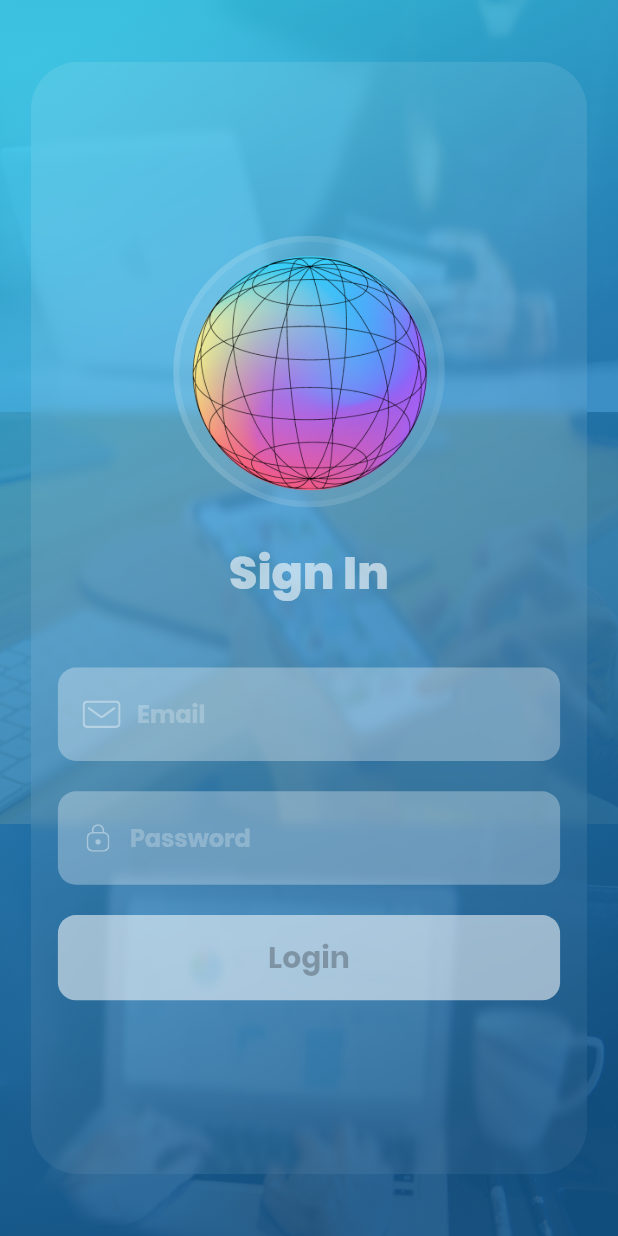
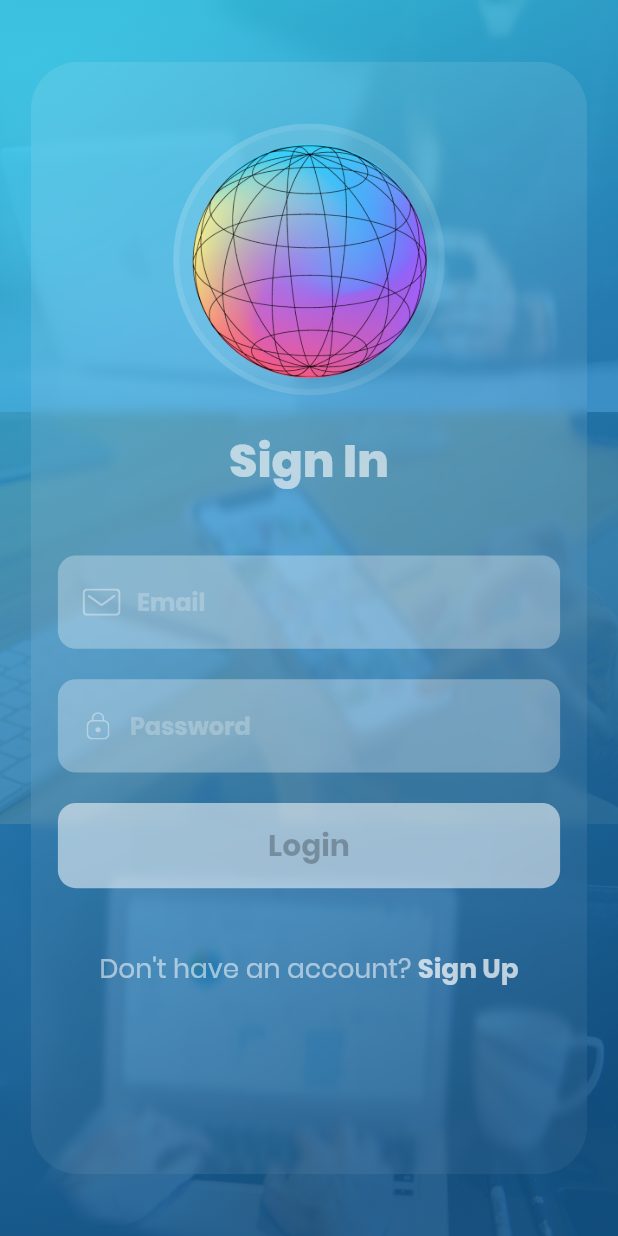
Before and after one commit to vickycxc/ordero, a Flutter app: the screen it shows after launch, swiped to page 4, on a phone screen of 412 x 824 dp. Run offline on Flutter 3.47's test engine with Material 2 defaults, Android fonts, the phone set to English and light mode, and no system bars; drawn by our look-alikes of glassmorphism; our stand-ins replace cloud_firestore, dio, firebase_auth, firebase_core, fl_chart, flutter_svg and 2 more; missing offline and left inert: clipboard, flutter_polyline_points, google_map_location_picker, receive_sharing_intent; accounts and stored records are empty; project files that could hold a hidden picture were left out.

Commit message:
login card done

```diff
--- a/lib/components/no_account_text.dart
+++ b/lib/components/no_account_text.dart
@@ -16,16 +16,18 @@ class NoAccountText extends StatelessWidget {
       children: [
         Text(
           "Don't have an account? ",
-          style: TextStyle(fontSize: getProportionateScreenWidth(16)),
+          style: TextStyle(fontSize: getProportionateScreenWidth(16),fontFamily: 'Poppins',color: Colors.white54),
         ),
         GestureDetector(
           onTap: () {
-            Navigator.popAndPushNamed(context, SignUpScreen.routeName);
+            Navigator.push(context, MaterialPageRoute(builder: (context) => SignUpScreen()));
           },
           child: Text(
             "Sign Up",
             style: TextStyle(fontSize: getProportionateScreenWidth(16),
-                color: kPrimaryColor),
+                color: Colors.white70,
+            fontWeight: FontWeight.bold,
+            fontFamily: 'Poppins'),
           ),
         ),
       ],
--- a/lib/screens/sign_in/components/body.dart
+++ b/lib/screens/sign_in/components/body.dart
@@ -34,7 +34,7 @@ class Body extends StatelessWidget {
                   textAlign: TextAlign.center,
                 ),
                 SizedBox(height: SizeConfig.screenHeight * 0.08,),
-                SignForm(outlineInputBorder: outlineInputBorder(),),
+                SignForm(),
                 SizedBox(height: SizeConfig.screenHeight * 0.04,),
                 Row(
                   mainAxisAlignment: MainAxisAlignment.center,
--- a/lib/screens/sign_in/components/new_body.dart
+++ b/lib/screens/sign_in/components/new_body.dart
@@ -1,3 +1,4 @@
+import 'package:fiksii/components/no_account_text.dart';
 import 'package:fiksii/constants.dart';
 import 'package:fiksii/screens/sign_in/components/sign_form.dart';
 import 'package:flutter/material.dart';
@@ -10,28 +11,27 @@ class NewBody extends StatelessWidget {
 
   @override
   Widget build(BuildContext context) {
-    OutlineInputBorder outlineInputBorder = OutlineInputBorder(
-      borderRadius: BorderRadius.circular(12),
-      borderSide: BorderSide(color: Colors.transparent),
-      gapPadding: 10,
-    );
 
     return Container(
       color: kPrimaryColor,
       child: SafeArea(
-        child: SingleChildScrollView(
         child: SizedBox(
           height: SizeConfig.safeScreenHeight,
           width: SizeConfig.screenWidth,
           child: Stack(
             children: [
-                Image.asset(
+              SingleChildScrollView(
+                child: Image.asset(
                   'assets/splash/login.jpg',
                   fit: BoxFit.cover,
                   height: SizeConfig.safeScreenHeight,
                   width: SizeConfig.screenWidth,
                 ),
-                Container(
+              ),
+              SingleChildScrollView(
+                child: Container(
+                height: SizeConfig.safeScreenHeight,
+                width: SizeConfig.screenWidth,
                   decoration: BoxDecoration(
                       gradient: LinearGradient(
                           begin: Alignment.bottomRight,
@@ -47,10 +47,14 @@ class NewBody extends StatelessWidget {
                         0.95
                       ])),
                 ),
+              ),
               Center(
+                child: SingleChildScrollView(
+                  child: Padding(
+                    padding: EdgeInsets.symmetric(horizontal: SizeConfig.screenWidth * 0.05, vertical: SizeConfig.safeScreenHeight * 0.05),
                     child: GlassmorphicContainer(
                       width: SizeConfig.screenWidth * 0.9,
-                    height: SizeConfig.screenHeight * 0.9,
+                      height: SizeConfig.safeScreenHeight * 0.9,
                       borderRadius: 32,
                       border: 4,
                       blur: 2,
@@ -75,7 +79,53 @@ class NewBody extends StatelessWidget {
                       child: Padding(
                             padding: EdgeInsets.symmetric(horizontal: 18),
                             // width: SizeConfig.screenWidth * 0.8,
-                          child: SignForm(outlineInputBorder: outlineInputBorder),
+                            child: Column(
+                              mainAxisAlignment: MainAxisAlignment.center,
+                              children: [
+                                Spacer(),
+                                GlassmorphicContainer(
+                                  height: getProportionateScreenWidth(SizeConfig.screenWidth * 0.4),
+                                  width: getProportionateScreenWidth(SizeConfig.screenWidth * 0.4),
+                                  // padding: EdgeInsets.all(8),
+                                  borderGradient: LinearGradient(colors: [
+                                    Colors.white.withOpacity(0.1),
+                                    Colors.white.withOpacity(0.05),
+                                  ]),
+                                  blur: 2,
+                                  border: 4,
+                                  borderRadius: 200,
+                                  linearGradient: LinearGradient(colors: [
+                                    Colors.white.withOpacity(0.1),
+                                    Colors.white.withOpacity(0.05),
+                                  ],
+                                      stops: [0.5, 0.9],
+                                      begin: Alignment.topLeft,
+                                      end: Alignment.bottomRight),
+                                  child: Padding(
+                                    padding: const EdgeInsets.all(4.0),
+                                    child: Image.asset('assets/logo/ordero_logo_transparent.png'),
+                                  ),
+                                ),
+                                SizedBox(
+                                  height: getProportionateScreenHeight(20),
+                                ),
+                                Text('Sign In',style: TextStyle(
+                                    fontFamily: 'Poppins',
+                                    fontWeight: FontWeight.w800,
+                                    fontSize: getProportionateScreenWidth(28),
+                                    color: Colors.white.withOpacity(0.6)),),
+                                SizedBox(
+                                  height: getProportionateScreenHeight(40),
+                                ),
+                                SignForm(),
+                                Spacer(),
+                                Row(),
+                                NoAccountText(),
+                                Spacer(flex: 3,)
+                              ],
+                            ),
+                          ),
+                    ),
                   ),
                 ),
               )
@@ -83,7 +133,6 @@ class NewBody extends StatelessWidget {
           ),
         ),
       ),
-      ),
     );
   }
 }
--- a/lib/screens/sign_in/components/sign_form.dart
+++ b/lib/screens/sign_in/components/sign_form.dart
@@ -14,10 +14,7 @@ import '../../../size_config.dart';
 class SignForm extends StatefulWidget {
   const SignForm({
     Key? key,
-    required this.outlineInputBorder,
   }) : super(key: key);
-
-  final OutlineInputBorder outlineInputBorder;
 
   @override
   State<SignForm> createState() => _SignFormState();
@@ -47,53 +44,20 @@ class _SignFormState extends State<SignForm> {
     return Form(
       key: _formKey,
       child: Column(
+        mainAxisSize: MainAxisSize.min,
         mainAxisAlignment: MainAxisAlignment.center,
         children: [
-          GlassmorphicContainer(
-            height: getProportionateScreenWidth(SizeConfig.screenWidth * 0.4),
-            width: getProportionateScreenWidth(SizeConfig.screenWidth * 0.4),
-            // padding: EdgeInsets.all(8),
-            borderGradient: LinearGradient(colors: [
-              Colors.white.withOpacity(0.1),
-              Colors.white.withOpacity(0.05),
-            ]),
-            blur: 2,
-            border: 4,
-            borderRadius: 200,
-            linearGradient: LinearGradient(colors: [
-              Colors.white.withOpacity(0.1),
-              Colors.white.withOpacity(0.05),
-            ],
-            stops: [0.5, 0.9],
-            begin: Alignment.topLeft,
-            end: Alignment.bottomRight),
-              child: Padding(
-                padding: const EdgeInsets.all(4.0),
-                child: Image.asset('assets/logo/ordero_logo_transparent.png'),
-              ),
-              ),
-          SizedBox(
-            height: getProportionateScreenHeight(20),
-          ),
-          Text('Sign In',style: TextStyle(
-              fontFamily: 'Poppins',
-              fontWeight: FontWeight.w800,
-              fontSize: getProportionateScreenWidth(28),
-              color: Colors.white.withOpacity(0.6)),),
-          SizedBox(
-            height: getProportionateScreenHeight(40),
-          ),
           _buildEmailFormField(),
           SizedBox(
             height: getProportionateScreenHeight(20),
           ),
           _buildPasswordFormField(),
           SizedBox(
-            height: getProportionateScreenHeight(10),
+            height: getProportionateScreenHeight(0),
           ),
           FormError(errors: errors),
           SizedBox(
-            height: getProportionateScreenHeight(10),
+            height: getProportionateScreenHeight(20),
           ),
           Consumer<FirebaseState>(
             builder: (context, value, child) {
@@ -139,34 +103,15 @@ class _SignFormState extends State<SignForm> {
         }
         return null;
       },
-      decoration: InputDecoration(
-        hintText: 'Email',
-        hintStyle: TextStyle(
-            color: Colors.white24,
-            fontFamily: 'Poppins',
-            fontWeight: FontWeight.bold),
-        prefixIcon: CustomSuffixIcon(
-          color: Colors.white38,
-          svgIcon: 'assets/icons/Mail.svg',
-        ),
-        filled: true,
-        fillColor: Colors.white.withOpacity(0.3),
-        // floatingLabelBehavior: FloatingLabelBehavior.always,
-        contentPadding: EdgeInsets.symmetric(
-          horizontal: 10,
-          vertical: 0,
-        ),
-
-        enabledBorder: widget.outlineInputBorder,
-        focusedBorder: widget.outlineInputBorder,
-        border: widget.outlineInputBorder,
-      ),
+      decoration: loginStyle('Email', 'assets/icons/Mail.svg')
     );
   }
 
   TextFormField _buildPasswordFormField() {
     return TextFormField(
       obscureText: true,
+
+      keyboardType: TextInputType.text,
       onSaved: (newValue) => password = newValue,
       onChanged: (value) {
         if (value.isNotEmpty) {
@@ -186,15 +131,24 @@ class _SignFormState extends State<SignForm> {
         }
         return null;
       },
-      decoration: InputDecoration(
-        hintText: 'Password',
+      decoration: loginStyle('Password', 'assets/icons/Lock.svg')
+    );
+  }
+  InputDecoration loginStyle(String hint, String icon) {
+    OutlineInputBorder outlineInputBorder = OutlineInputBorder(
+      borderRadius: BorderRadius.circular(12),
+      borderSide: BorderSide(color: Colors.transparent),
+      gapPadding: 10,
+    );
+    return InputDecoration(
+      hintText: hint,
       hintStyle: TextStyle(
           color: Colors.white24,
           fontFamily: 'Poppins',
           fontWeight: FontWeight.bold),
       prefixIcon: CustomSuffixIcon(
         color: Colors.white38,
-          svgIcon: 'assets/icons/Lock.svg',
+        svgIcon: icon,
       ),
       filled: true,
       fillColor: Colors.white.withOpacity(0.3),
@@ -204,10 +158,9 @@ class _SignFormState extends State<SignForm> {
         vertical: 0,
       ),
 
-        enabledBorder: widget.outlineInputBorder,
-        focusedBorder: widget.outlineInputBorder,
-        border: widget.outlineInputBorder,
-      ),
+      enabledBorder: outlineInputBorder,
+      focusedBorder: outlineInputBorder,
+      border: outlineInputBorder,
     );
   }
 }
```
Also changed, not shown: 2 other files. Lines whose indentation alone changed are shown as unchanged.
